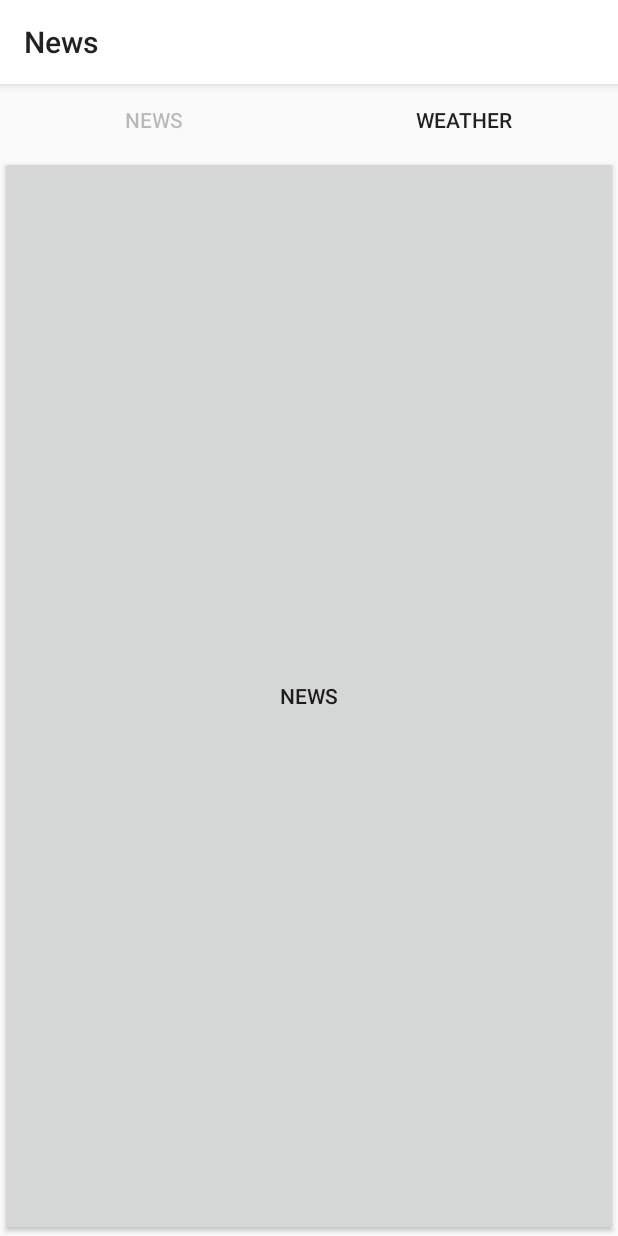
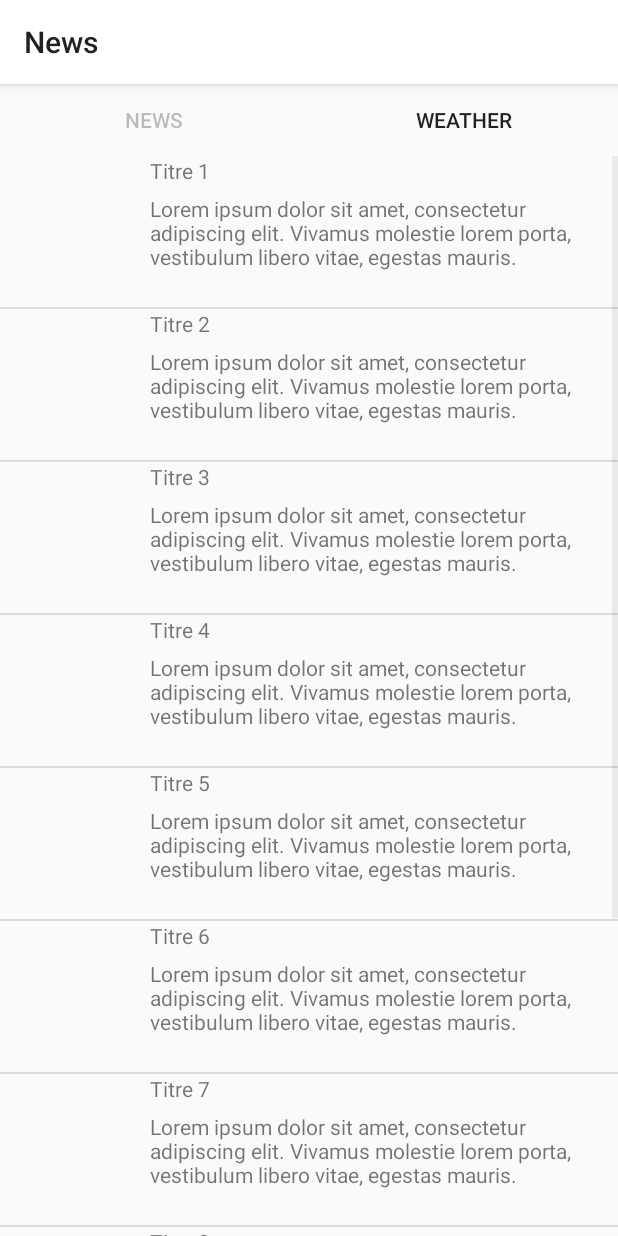
Before and after one commit to ToWaR6/AroundTheWorld, an Android app: the NewsActivity screen opened directly, with no data from a screen before it, on a phone screen of 412 x 824 dp. Run offline under Robolectric (Android 15) with nearby library versions, the phone set to English and light mode, and no system bars; pictures from the network do not load.

Commit message:
Ajout News
affichage de news dans le fragment news de newsActivity + connection a l'api et recuperation du json via la remote de news
 ToDo : generer les news a partir du json (pour l'instant news cree a la main)

```diff
--- /dev/null
+++ b/app/src/main/java/hasselhoff/aroundtheworld/News.java
@@ -0,0 +1,38 @@
+package hasselhoff.aroundtheworld;
+
+/**
+ * Created by Loic on 11/04/2018.
+ */
+
+public class News {
+
+    private String title;
+    private String description;
+    private String urlImage;
+
+    public News(String title, String description, String urlImage) {
+        this.title = title;
+        this.description = description;
+        this.urlImage = urlImage;
+    }
+
+    public String getTitle() {
+        return this.title;
+    }
+    public String getDescription() {
+        return this.description;
+    }
+    public String getUrlImage() {
+        return this.urlImage;
+    }
+
+    public void setTitle(String t) {
+        this.title = t;
+    }
+    public void setDescription(String d) {
+        this.description = d;
+    }public void setUrlImage(String u) {
+        this.urlImage = u;
+    }
+
+}
--- /dev/null
+++ b/app/src/main/java/hasselhoff/aroundtheworld/NewsAdapter.java
@@ -0,0 +1,59 @@
+package hasselhoff.aroundtheworld;
+
+import android.content.Context;
+import android.net.Uri;
+import android.support.annotation.NonNull;
+import android.support.annotation.Nullable;
+import android.view.LayoutInflater;
+import android.view.View;
+import android.view.ViewGroup;
+import android.widget.ArrayAdapter;
+import android.widget.ImageView;
+import android.widget.TextView;
+
+import java.util.List;
+
+/**
+ * Created by Loic on 11/04/2018.
+ */
+
+public class NewsAdapter extends ArrayAdapter<News> {
+
+    public NewsAdapter(@NonNull Context context, List<News> listNews) {
+        super(context, 0, listNews);
+    }
+
+    @NonNull
+    @Override
+    public View getView(int position, @Nullable View convertView, @NonNull ViewGroup parent) {
+        // si la vue doit etre cree, sinon la vue se fait recyclee
+        if (convertView == null) {
+            convertView = LayoutInflater.from(getContext()).inflate(R.layout.row_news, parent, false);
+        }
+
+        NewsViewHolder newsViewHolder = (NewsViewHolder) convertView.getTag();
+        // si la vue doit etre cree
+        if (newsViewHolder == null) {
+            newsViewHolder = new NewsViewHolder();
+            newsViewHolder.title = convertView.findViewById(R.id.rowNewsTitle);
+            newsViewHolder.description = convertView.findViewById(R.id.rowNewsDescription);
+            newsViewHolder.image = convertView.findViewById(R.id.rowNewsImage);
+
+            convertView.setTag(newsViewHolder);
+        }
+
+        News news = getItem(position);
+        newsViewHolder.title.setText(news.getTitle());
+        newsViewHolder.description.setText(news.getDescription());
+        newsViewHolder.image.setImageURI(Uri.parse(news.getUrlImage()));
+
+        return convertView;
+    }
+
+
+    private class NewsViewHolder {
+        public TextView title;
+        public TextView description;
+        public ImageView image;
+    }
+}
--- a/app/src/main/java/hasselhoff/aroundtheworld/NewsFragment.java
+++ b/app/src/main/java/hasselhoff/aroundtheworld/NewsFragment.java
@@ -1,17 +1,53 @@
 package hasselhoff.aroundtheworld;
 
+import android.app.Fragment;
 import android.os.Bundle;
-import android.app.Fragment;
+import android.support.annotation.Nullable;
 import android.view.LayoutInflater;
 import android.view.View;
 import android.view.ViewGroup;
+import android.widget.ListView;
 
-/**
- * Created by Marvin on 03/04/2018.
- */
+import java.util.ArrayList;
+import java.util.List;
+
 
 public class NewsFragment extends Fragment {
-    public View onCreateView(LayoutInflater inflater, ViewGroup container, Bundle savedInstanceState){
-        return inflater.inflate(R.layout.fragment_news,container,false);
+
+    ListView viewListNews;
+    List<News> listNews;
+    String urlImage = "https://is3-ssl.mzstatic.com/image/thumb/Purple128/v4/17/05/84/17058405-29c8-1618-cc2a-86aead67ca5d/AppIconGNL-1x_U007emarketing-0-85-220-0-9.png/1200x630bb.jpg";
+
+    @Override
+    public void onCreate(@Nullable Bundle savedInstanceState) {
+        super.onCreate(savedInstanceState);
     }
+
+    @Nullable
+    @Override
+    public View onCreateView(LayoutInflater inflater, @Nullable ViewGroup container, Bundle savedInstanceState) {
+        View rootView = inflater.inflate(R.layout.fragment_news, container, false);
+        this.listNews = generateNews(10);
+        NewsAdapter adapter = new NewsAdapter(getActivity(), this.listNews);
+        this.viewListNews = (ListView) rootView.findViewById(R.id.listNews);
+        this.viewListNews.setAdapter(adapter);
+
+        return rootView;
+    }
+
+    private void printNews() {
+        List<News> list = generateNews(5);
+
+        NewsAdapter adapter = new NewsAdapter(getActivity(), list);
+        viewListNews.setAdapter(adapter);
+    }
+
+    private List<News> generateNews(int nbNews) {
+        List<News> list = new ArrayList<News>();
+        for (int i = 1; i <= nbNews; i++) {
+            list.add(new News("Titre "+i, "Lorem ipsum dolor sit amet, consectetur adipiscing elit. Vivamus molestie lorem porta, vestibulum libero vitae, egestas mauris." , this.urlImage));
+        }
+        return list;
+    }
+
 }
--- /dev/null
+++ b/app/src/main/java/hasselhoff/aroundtheworld/remote_fetch/RemoteFetchNews.java
@@ -0,0 +1,45 @@
+package hasselhoff.aroundtheworld.remote_fetch;
+
+import android.content.Context;
+
+import org.json.JSONException;
+import org.json.JSONObject;
+
+import java.io.BufferedReader;
+import java.io.IOException;
+import java.io.InputStreamReader;
+import java.net.HttpURLConnection;
+import java.net.MalformedURLException;
+import java.net.URL;
+
+import hasselhoff.aroundtheworld.R;
+
+public class RemoteFetchNews {
+    private static final String OPEN_NEWS_MAP_API =
+            "https://newsapi.org/v2/everything?q=%s";
+
+    public static JSONObject getJSON(Context context, String city){
+        try{
+            URL url = new URL(String.format(OPEN_NEWS_MAP_API, city)); //Ajout de la ville dans l'url
+            HttpURLConnection connection = (HttpURLConnection) url.openConnection();
+            connection.addRequestProperty("x-api-key", context.getString(R.string.newsAPIKey)); //Ajout la clef de l'api contenu dans les ressources
+            BufferedReader reader = new BufferedReader(new InputStreamReader(connection.getInputStream()));
+            StringBuffer json = new StringBuffer(1024);
+            String tmp;
+            while((tmp=reader.readLine())!= null)
+                json.append(tmp).append("\n");
+            reader.close();
+            JSONObject data = new JSONObject(json.toString());
+            if(data.getInt("cod") != 200)// != Réussite
+                return null;
+            return data;
+        } catch (MalformedURLException e) {
+            e.printStackTrace();
+        } catch (IOException e) {
+            e.printStackTrace();
+        } catch (JSONException e) {
+            e.printStackTrace();
+        }
+        return null;
+    }
+}
--- a/app/src/main/res/layout/fragment_news.xml
+++ b/app/src/main/res/layout/fragment_news.xml
@@ -1,9 +1,10 @@
 <LinearLayout xmlns:android="http://schemas.android.com/apk/res/android"
-    android:layout_width = "match_parent"
-    android:layout_height = "match_parent"
+    android:layout_width="match_parent"
+    android:layout_height="match_parent"
     android:orientation="vertical">
-    <Button
+
+    <ListView
+        android:id="@+id/listNews"
         android:layout_width="match_parent"
-        android:layout_height="match_parent"
-        android:text = "news"/>
+        android:layout_height="match_parent" />
 </LinearLayout>
--- /dev/null
+++ b/app/src/main/res/layout/row_news.xml
@@ -0,0 +1,31 @@
+<?xml version="1.0" encoding="utf-8"?>
+<RelativeLayout xmlns:android="http://schemas.android.com/apk/res/android"
+    android:layout_width="match_parent"
+    android:layout_height="match_parent">
+
+    <ImageView
+        android:id="@+id/rowNewsImage"
+        android:layout_width="100dp"
+        android:layout_height="100dp"
+        android:layout_alignParentLeft="true"
+        android:layout_alignParentStart="true"
+        android:layout_alignParentTop="true" />
+
+    <TextView
+        android:id="@+id/rowNewsTitle"
+        android:layout_width="match_parent"
+        android:layout_height="25dp"
+        android:layout_alignParentTop="true"
+        android:layout_toEndOf="@+id/rowNewsImage"
+        android:layout_toRightOf="@+id/rowNewsImage" />
+
+    <TextView
+        android:id="@+id/rowNewsDescription"
+        android:layout_width="match_parent"
+        android:layout_height="75dp"
+        android:layout_alignParentEnd="true"
+        android:layout_alignParentRight="true"
+        android:layout_below="@+id/rowNewsTitle"
+        android:layout_toEndOf="@+id/rowNewsImage"
+        android:layout_toRightOf="@+id/rowNewsImage" />
+</RelativeLayout>
```
